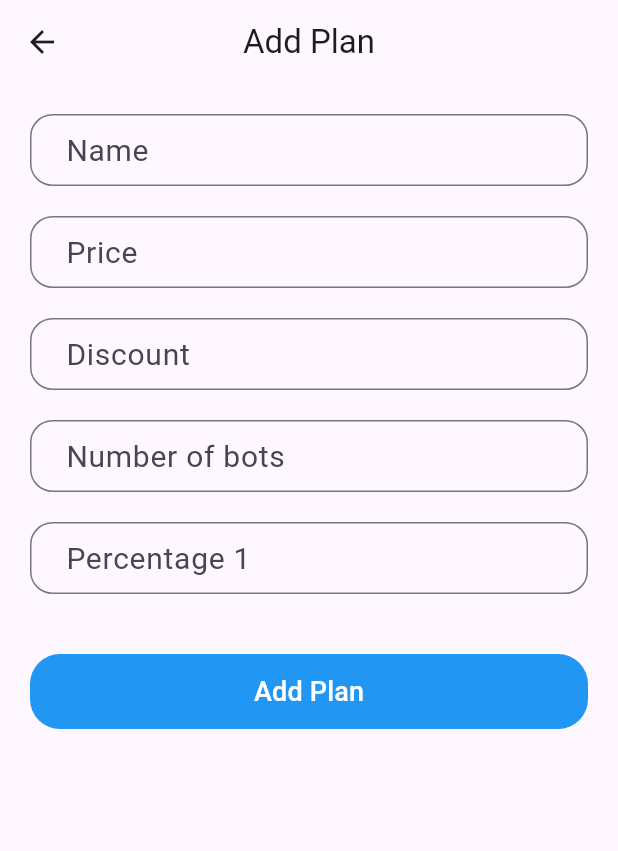
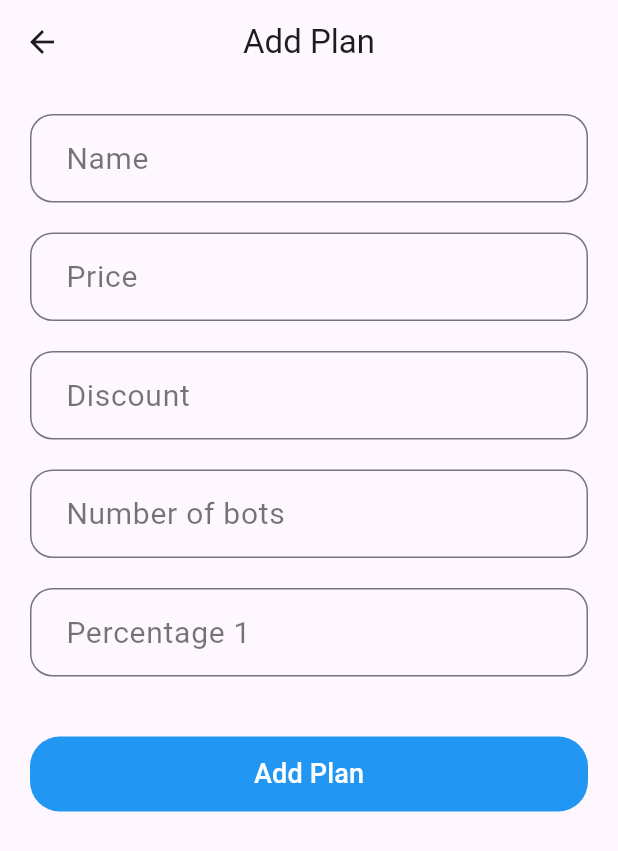
Before and after one commit to Ahmedgamalxp00/api_testing, a Flutter app: the AddPlanView screen opened by its route, on a phone screen of 412 x 824 dp. Shown: the top 851 px of the screen. Run offline on Flutter 3.47's test engine with Material 3 defaults, Android fonts, the phone set to English and light mode, and no system bars; our stand-ins replace awesome_dialog, bloc, carousel_slider, dartz, dio, flutter_bloc and 4 more; missing offline and left inert: dart:ffi; network calls fail.

Commit message:
fix some errors

```diff
--- a/lib/features/presentation/views/widgets/custom_textformfield.dart
+++ b/lib/features/presentation/views/widgets/custom_textformfield.dart
@@ -20,6 +20,10 @@ class CustomFormField extends StatelessWidget {
     return Padding(
       padding: const EdgeInsets.only(bottom: 20),
       child: TextFormField(
+        cursorColor: Colors.black54,
+        style: const TextStyle(
+          fontSize: 18,
+        ),
         onFieldSubmitted: onFieldSubmitted,
         onSaved: onSaved,
         maxLines: null,
@@ -37,14 +41,20 @@ class CustomFormField extends StatelessWidget {
           FocusManager.instance.primaryFocus?.unfocus();
         },
         decoration: InputDecoration(
+          floatingLabelStyle: const TextStyle(color: Colors.blue),
           label: Text(hint),
-            labelStyle: const TextStyle(fontSize: 20),
+          labelStyle: const TextStyle(fontSize: 20, color: Colors.black54),
           contentPadding:
-                const EdgeInsets.symmetric(horizontal: 20, vertical: 12),
+              const EdgeInsets.symmetric(horizontal: 20, vertical: 16),
           border: OutlineInputBorder(
             borderRadius: BorderRadius.circular(15),
           ),
-          )),
+          focusedBorder: OutlineInputBorder(
+            borderRadius: BorderRadius.circular(15),
+            borderSide: const BorderSide(color: Colors.blue),
+          ),
+        ),
+      ),
     );
   }
 }
```
Lines whose indentation alone changed are shown as unchanged.
